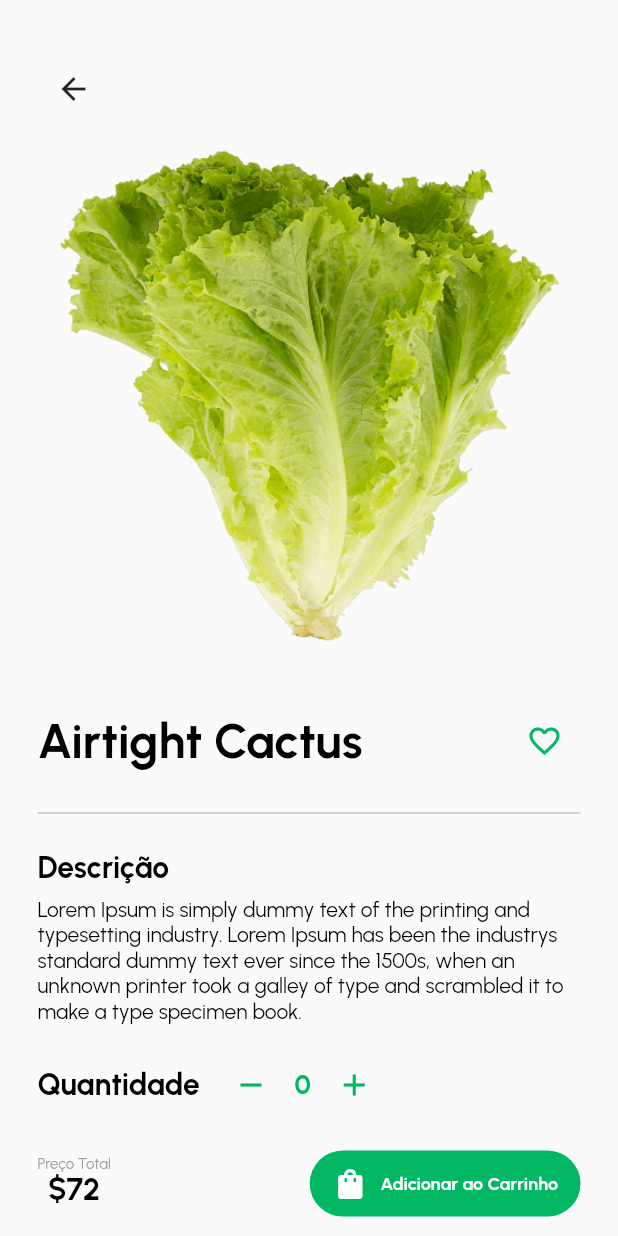
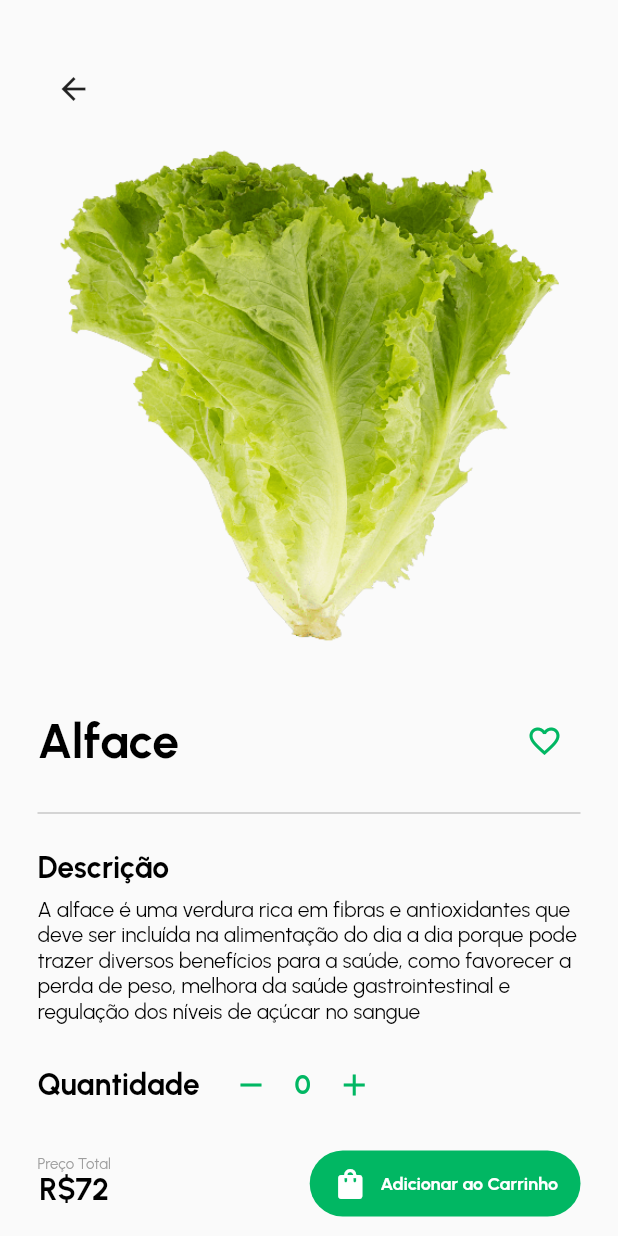
Before and after one commit to FeirAppGroup/FeirApp, a Flutter app: the screen it shows after launch, on a phone screen of 412 x 824 dp. Run offline on Flutter 3.47's test engine with Material 2 defaults, Android fonts, the phone set to English and light mode, and no system bars; our stand-ins replace carousel_slider, flip_card, get, smooth_page_indicator, unicons.

Commit message:
alterações de texto

```diff
--- a/feirapp/lib/screens/product/details_product.dart
+++ b/feirapp/lib/screens/product/details_product.dart
@@ -35,7 +35,7 @@ class _DetailsProductScreenState extends State<DetailsProductScreen> {
                         color: AppColors.greyColor),
                   ),
                   Text(
-                    '\$72',
+                    'R\$72',
                     style: TextStyle(
                         fontFamily: 'Urbanist',
                         fontWeight: FontWeight.w700,
@@ -99,7 +99,7 @@ class _DetailsProductScreenState extends State<DetailsProductScreen> {
                 mainAxisAlignment: MainAxisAlignment.spaceBetween,
                 children: [
                   Text(
-                    'Airtight Cactus',
+                    'Alface',
                     style: TextStyle(
                         fontFamily: 'Urbanist',
                         fontWeight: FontWeight.w700,
@@ -143,7 +143,7 @@ class _DetailsProductScreenState extends State<DetailsProductScreen> {
                 height: 8,
               ),
               Text(
-                'Lorem Ipsum is simply dummy text of the printing and typesetting industry. Lorem Ipsum has been the industrys standard dummy text ever since the 1500s, when an unknown printer took a galley of type and scrambled it to make a type specimen book.',
+                'A alface é uma verdura rica em fibras e antioxidantes que deve ser incluída na alimentação do dia a dia porque pode trazer diversos benefícios para a saúde, como favorecer a perda de peso, melhora da saúde gastrointestinal e regulação dos níveis de açúcar no sangue',
                 style: TextStyle(
                     fontFamily: 'Urbanist',
                     fontWeight: FontWeight.w400,
@@ -204,7 +204,7 @@ class _DetailsProductScreenState extends State<DetailsProductScreen> {
                 ],
               ),
               SizedBox(
-                height: 16,
+                height: 100,
               ),
             ],
           ),
```
